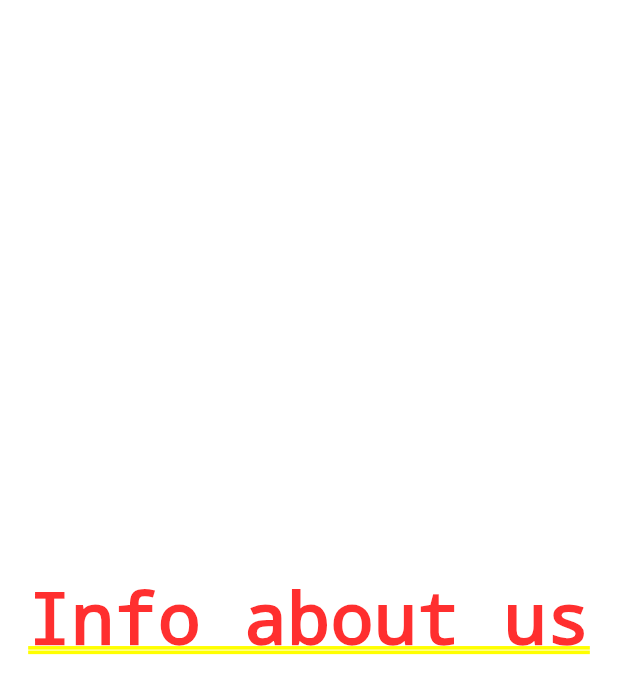
After one commit to PedroRafa26/UnetGame, a Flutter app: the screen it shows after launch, after a tap on "¿ Qué Somos ?", on a phone screen of 412 x 824 dp. The commit adds this screen. Shown: the top 694 px of the screen. Run offline on Flutter 3.47's test engine with Material 2 defaults, Android fonts, the phone set to English and light mode, and no system bars.

Commit message:
Version Menu 0.0.3 -Adding Navigations to the buttons -Change from Stateless to Statefull.

```diff
--- a/lib/screens/menu.dart
+++ b/lib/screens/menu.dart
@@ -3,8 +3,15 @@ import 'package:four_unet_one/global_widgets/back.dart';
 import 'package:four_unet_one/global_widgets/button_menu.dart';
 import 'package:four_unet_one/screens/level_main.dart';
 import 'package:four_unet_one/screens/level_selector.dart';
+import 'package:four_unet_one/screens/who.dart';
 
-class Menu extends StatelessWidget {
+class Menu extends StatefulWidget {
+  @override
+  _MenuState createState() => _MenuState();
+}
+
+class _MenuState extends State<Menu> {
+    bool more = false;
   @override
   Widget build(BuildContext context) {
     return Scaffold(
@@ -16,6 +23,10 @@ class Menu extends StatelessWidget {
               child: Column(
                 mainAxisAlignment: MainAxisAlignment.spaceEvenly,
                 children: <Widget>[
+                  // SvgPicture.asset(
+                  //   'assets/images/layout/logo.svg'
+                  //   semanticsLabel: 'Unetmes Logo'
+                  // ),
                   Image.asset('assets/images/layout/logo.png'),
                   Text(
                     'Nombre del juego',
@@ -45,7 +56,8 @@ class Menu extends StatelessWidget {
                   GestureDetector(
                     onTap: () {
                       Navigator.of(context).push(
-                        MaterialPageRoute(builder: (context) => LevelSelector()),
+                        MaterialPageRoute(
+                            builder: (context) => LevelSelector()),
                       );
                     },
                     child: ButtonMenu(
@@ -59,7 +71,14 @@ class Menu extends StatelessWidget {
                       direction: 2,
                     ),
                   ),
-                  ButtonMenu(
+                  GestureDetector(
+                    onTap: () {
+                      Navigator.of(context).push(
+                        MaterialPageRoute(
+                            builder: (context) => Who()),
+                      );
+                    },
+                    child: ButtonMenu(
                       colors: [
                         Color(0xFFfb677d),
                         Color(0xffff5858),
@@ -69,7 +88,15 @@ class Menu extends StatelessWidget {
                       icon: Icons.info_outline,
                       direction: 0,
                     ),
-                  ButtonMenu(
+                  ),
+                  GestureDetector(
+                    onTap: () {
+                      setState(() {
+                        more = true;
+                      });
+                      print(more);
+                    },
+                    child: ButtonMenu(
                       colors: [
                         Color(0xFF17d5f9),
                         Color(0xff03c4fe),
@@ -79,6 +106,7 @@ class Menu extends StatelessWidget {
                       icon: Icons.add_circle_outline,
                       direction: 2,
                     ),
+                  ),
                   SizedBox(height: 50),
                   Text(
                     'Mas que una universidad,\nsomos un meme.',
@@ -87,12 +115,49 @@ class Menu extends StatelessWidget {
                       color: Colors.white,
                       fontSize: 12,
                       fontFamily: 'Montserrat',
-                        fontWeight: FontWeight.bold),
+                      fontWeight: FontWeight.bold,
+                    ),
                   )
                 ],
               ),
             ),
           ),
+          (more)
+              ? Center(
+                  child: Material(
+                    elevation: 5,
+                    borderRadius: BorderRadius.circular(20),
+                    color: Colors.indigo[900],
+                    child: Padding(
+                      padding: const EdgeInsets.all(8.0),
+                      child: Column(
+                        mainAxisSize: MainAxisSize.min,
+                        children: <Widget>[
+                          Text(
+                            'De momento solo tenemos esto.\nLo sentimos.\n #UnetenseLivesMatter',
+                            textAlign: TextAlign.center,
+                            style: TextStyle(
+                              color: Colors.white,
+                            ),
+                          ),
+                          IconButton(
+                            icon: Icon(
+                              Icons.cancel,
+                              color: Colors.white,
+                            ),
+                            onPressed: () {
+                              setState(() {
+                                more = false;
+                                print(more);
+                              });
+                            },
+                          )
+                        ],
+                      ),
+                    ),
+                  ),
+                )
+              : SizedBox()
         ],
       ),
     );
--- /dev/null
+++ b/lib/screens/who.dart
@@ -0,0 +1,10 @@
+import 'package:flutter/material.dart';
+
+class Who extends StatelessWidget {
+  @override
+  Widget build(BuildContext context) {
+    return Container(
+      child: Center(child: Text('Info about us'),),
+    );
+  }
+}
--- a/pubspec.yaml
+++ b/pubspec.yaml
@@ -19,7 +19,6 @@ environment:
 dependencies:
   flutter:
     sdk: flutter
-  flutter_svg: ^0.18.0
 
   # The following adds the Cupertino Icons font to your application.
   # Use with the CupertinoIcons class for iOS style icons.
```
Lines whose indentation alone changed are shown as unchanged.
